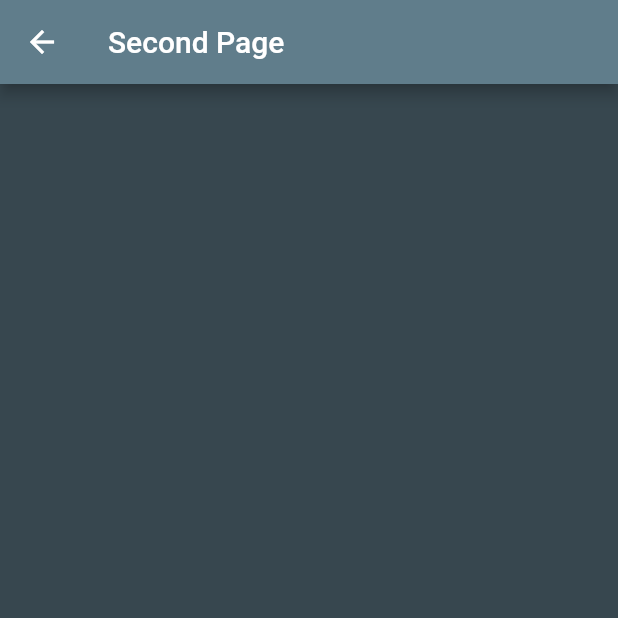
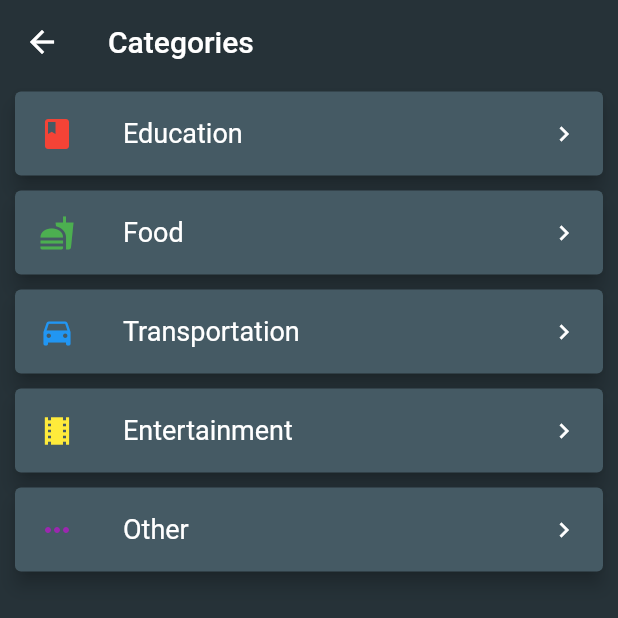
Before and after one commit to brandonprak/FrugoalApp, a Flutter app: the ListPage screen opened directly, on a phone screen of 412 x 824 dp, the top half of it. Run offline on Flutter 3.47's test engine with Material 2 defaults, Android fonts, the light colour scheme and no system bars; missing offline and left inert: flutter_circular_chart; statements that could not run were skipped.

Commit message:
UI tweaks to home and category page

```diff
--- a/lib/main.dart
+++ b/lib/main.dart
@@ -43,8 +43,9 @@ class _MyHomePageState extends State<MyHomePage> {
       <CircularSegmentEntry>[
         new CircularSegmentEntry(500, Colors.red, rankKey: 'Q1'),
         new CircularSegmentEntry(1000, Colors.green, rankKey: 'Q2'),
-        new CircularSegmentEntry(2000, Colors.blue, rankKey: 'Q3'),
+        new CircularSegmentEntry(250, Colors.blue, rankKey: 'Q3'),
         new CircularSegmentEntry(1000, Colors.yellow, rankKey: 'Q4'),
+        new CircularSegmentEntry(500, Colors.purple, rankKey: 'Q5'),
       ],
       rankKey: 'Quarterly Profits',
     ),
@@ -56,8 +57,9 @@ class _MyHomePageState extends State<MyHomePage> {
         <CircularSegmentEntry>[
           new CircularSegmentEntry(500, Colors.red, rankKey: 'Q1'),
           new CircularSegmentEntry(1000, Colors.green, rankKey: 'Q2'),
-          new CircularSegmentEntry(2000, Colors.blue, rankKey: 'Q3'),
+          new CircularSegmentEntry(250, Colors.blue, rankKey: 'Q3'),
           new CircularSegmentEntry(1000, Colors.yellow, rankKey: 'Q4'),
+          new CircularSegmentEntry(500, Colors.purple, rankKey: 'Q5'),
         ],
         rankKey: 'Quarterly Profits',
       ),
@@ -76,11 +78,11 @@ class _MyHomePageState extends State<MyHomePage> {
     // fast, so that you can just rebuild anything that needs updating rather
     // than having to individually change instances of widgets.
     return Scaffold(
-      backgroundColor: Colors.blueGrey[800],
+      backgroundColor: Colors.blueGrey[900],
       appBar: AppBar(
-          // Here we take the value from the MyHomePage object that was created by
-          // the App.build method, and use it to set our appbar title.
+          elevation: 0.0,
           title: Text('Home'),
+          backgroundColor: Colors.blueGrey[900],
           actions: <Widget>[
             IconButton(
               icon: Icon(Icons.settings),
@@ -92,43 +94,93 @@ class _MyHomePageState extends State<MyHomePage> {
         crossAxisAlignment: CrossAxisAlignment.center,
         children: <Widget>[
           Card(
-            color: Colors.blueGrey,
+            elevation: 5.0,
+            margin: new EdgeInsets.symmetric(horizontal: 10.0, vertical: 5.0),
+            color: Colors.blueGrey[700],
             child: ListTile(
-              leading: Icon(Icons.person, size: 50, color: Colors.white),
-              title:
-                  Text('Welcome User', style: TextStyle(color: Colors.white)),
-              subtitle: Text('Here is your summary',
-                  style: TextStyle(color: Colors.white)),
+              leading: Icon(Icons.person, size: 52, color: Colors.white),
+              title: Text('Welcome User',
+                  style: TextStyle(fontSize: 18, color: Colors.white)),
+              subtitle: Text('Here is your budget at a glance',
+                  style: TextStyle(fontSize: 14, color: Colors.white)),
             ),
           ),
           AnimatedCircularChart(
             key: _chartKey,
-            size: const Size(300, 300),
+            size: const Size(350, 350),
             initialChartData: data,
             chartType: CircularChartType.Pie,
           ),
         ],
       ),
-      floatingActionButton: FloatingActionButton(
+      floatingActionButton: FloatingActionButton.extended(
+        elevation: 5.0,
+        backgroundColor: Colors.blueGrey[700],
+        icon: Icon(Icons.list),
+        label: Text('Categories'),
         onPressed: () {
           Navigator.push(
             context,
             MaterialPageRoute(builder: (context) => ListPage()),
           );
         },
-        child: Icon(Icons.android),
       ),
     );
   }
 }
 
 class ListPage extends StatelessWidget {
+  final category = [
+    'Education',
+    'Food',
+    'Transportation',
+    'Entertainment',
+    'Other'
+  ];
+  final icon = [
+    Icons.book,
+    Icons.fastfood,
+    Icons.directions_car,
+    Icons.local_movies,
+    Icons.more_horiz
+  ];
+  final categoryColor = [
+    Colors.red,
+    Colors.green,
+    Colors.blue,
+    Colors.yellow,
+    Colors.purple
+  ];
+
   @override
   Widget build(BuildContext context) {
     return Scaffold(
-      backgroundColor: Colors.blueGrey[800],
+      backgroundColor: Colors.blueGrey[900],
       appBar: AppBar(
-        title: Text('Second Page'),
+        elevation: 0.0,
+        title: Text('Categories'),
+        backgroundColor: Colors.blueGrey[900],
+      ),
+      body: ListView.builder(
+        itemCount: this.category.length,
+        itemBuilder: (context, index) {
+          return Card(
+            elevation: 5.0,
+            margin: new EdgeInsets.symmetric(horizontal: 10.0, vertical: 5.0),
+            color: Colors.blueGrey[700],
+            child: ListTile(
+                leading: Icon(icon[index], color: categoryColor[index]),
+                trailing: Icon(Icons.keyboard_arrow_right,
+                    size: 20.0, color: Colors.white),
+                title: Text(
+                  category[index],
+                  style: TextStyle(fontSize: 18.0, color: Colors.white),
+                ),
+                onTap: () {
+                  print('Education');
+                }),
+          );
+        },
       ),
     );
   }
```
